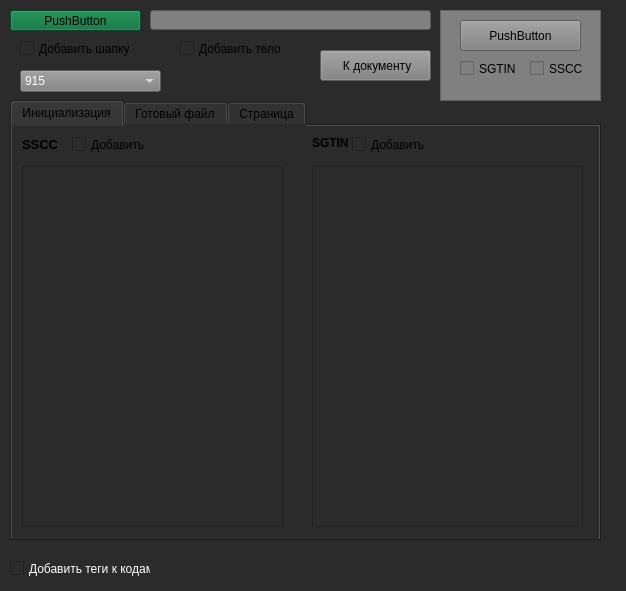
First picture: the form in untitled.ui, repository AlexPetrNick/tracehelp, before the edit.
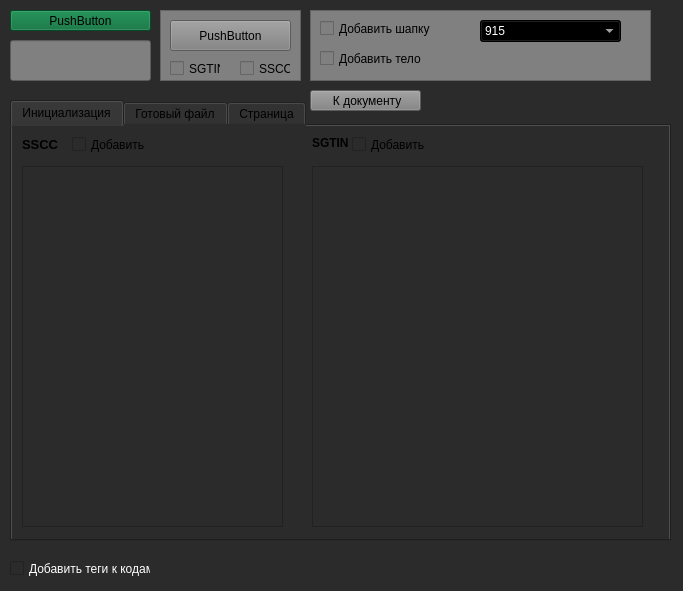
Second picture: the form after the edit.

```diff
--- a/untitled.ui
+++ b/untitled.ui
@@ -6,7 +6,7 @@
    <rect>
     <x>0</x>
     <y>0</y>
-    <width>626</width>
+    <width>683</width>
     <height>591</height>
    </rect>
   </property>
@@ -21,7 +21,7 @@
     <rect>
      <x>10</x>
      <y>10</y>
-     <width>131</width>
+     <width>141</width>
      <height>21</height>
     </rect>
    </property>
@@ -40,7 +40,7 @@
     <rect>
      <x>10</x>
      <y>100</y>
-     <width>591</width>
+     <width>661</width>
      <height>441</height>
     </rect>
    </property>
@@ -69,7 +69,7 @@
       <rect>
        <x>300</x>
        <y>40</y>
-       <width>271</width>
+       <width>331</width>
        <height>361</height>
       </rect>
      </property>
@@ -178,15 +178,19 @@
   <widget class="QFrame" name="frame">
    <property name="geometry">
     <rect>
-     <x>440</x>
+     <x>160</x>
      <y>10</y>
-     <width>161</width>
-     <height>91</height>
+     <width>141</width>
+     <height>71</height>
     </rect>
    </property>
    <property name="styleSheet">
-    <string notr="true">QWidget {
+    <string notr="true">QFrame {
 	background-color: gray;
+}
+QFrame:hover {
+	background-color: gray;
+	border: 1px solid green;
 }</string>
    </property>
    <property name="frameShape">
@@ -198,12 +202,15 @@
    <widget class="QPushButton" name="pushButton_2">
     <property name="geometry">
      <rect>
-      <x>20</x>
+      <x>10</x>
       <y>10</y>
       <width>121</width>
       <height>31</height>
      </rect>
     </property>
+    <property name="styleSheet">
+     <string notr="true">background-color: gray;</string>
+    </property>
     <property name="text">
      <string>PushButton</string>
     </property>
@@ -211,12 +218,15 @@
    <widget class="QCheckBox" name="checkBox">
     <property name="geometry">
      <rect>
-      <x>20</x>
+      <x>10</x>
       <y>50</y>
-      <width>70</width>
+      <width>51</width>
       <height>17</height>
      </rect>
     </property>
+    <property name="styleSheet">
+     <string notr="true">background-color: gray;</string>
+    </property>
     <property name="text">
      <string>SGTIN</string>
     </property>
@@ -224,12 +234,15 @@
    <widget class="QCheckBox" name="checkBox_2">
     <property name="geometry">
      <rect>
-      <x>90</x>
+      <x>80</x>
       <y>50</y>
-      <width>70</width>
+      <width>51</width>
       <height>17</height>
      </rect>
     </property>
+    <property name="styleSheet">
+     <string notr="true">background-color: gray;</string>
+    </property>
     <property name="text">
      <string>SSCC</string>
     </property>
@@ -238,10 +251,10 @@
   <widget class="QLineEdit" name="lineEdit">
    <property name="geometry">
     <rect>
-     <x>150</x>
-     <y>10</y>
-     <width>281</width>
-     <height>20</height>
+     <x>10</x>
+     <y>40</y>
+     <width>141</width>
+     <height>41</height>
     </rect>
    </property>
    <property name="styleSheet">
@@ -250,15 +263,74 @@
 background-color: gray;</string>
    </property>
   </widget>
+  <widget class="QPushButton" name="pushButton_3">
+   <property name="geometry">
+    <rect>
+     <x>310</x>
+     <y>90</y>
+     <width>111</width>
+     <height>21</height>
+    </rect>
+   </property>
+   <property name="styleSheet">
+    <string notr="true">background-color: gray;</string>
+   </property>
+   <property name="text">
+    <string> К документу</string>
+   </property>
+  </widget>
+  <widget class="QCheckBox" name="checkBox_7">
+   <property name="geometry">
+    <rect>
+     <x>10</x>
+     <y>560</y>
+     <width>141</width>
+     <height>17</height>
+    </rect>
+   </property>
+   <property name="styleSheet">
+    <string notr="true">color: white;</string>
+   </property>
+   <property name="text">
+    <string>Добавить теги к кодам</string>
+   </property>
+  </widget>
+  <widget class="QFrame" name="frame_2">
+   <property name="geometry">
+    <rect>
+     <x>310</x>
+     <y>10</y>
+     <width>341</width>
+     <height>71</height>
+    </rect>
+   </property>
+   <property name="styleSheet">
+    <string notr="true">QFrame {
+	background-color: gray;
+}
+QFrame:hover {
+	background-color: gray;
+	border: 1px solid green;
+}</string>
+   </property>
+   <property name="frameShape">
+    <enum>QFrame::StyledPanel</enum>
+   </property>
+   <property name="frameShadow">
+    <enum>QFrame::Raised</enum>
+   </property>
   <widget class="QCheckBox" name="checkBox_3">
    <property name="geometry">
     <rect>
-     <x>20</x>
-     <y>40</y>
+      <x>10</x>
+      <y>10</y>
      <width>141</width>
      <height>17</height>
     </rect>
    </property>
+    <property name="styleSheet">
+     <string notr="true">background-color: gray;</string>
+    </property>
    <property name="text">
     <string>Добавить шапку</string>
    </property>
@@ -266,14 +338,14 @@
   <widget class="QComboBox" name="comboBox">
    <property name="geometry">
     <rect>
-     <x>20</x>
-     <y>70</y>
+      <x>170</x>
+      <y>10</y>
      <width>141</width>
      <height>22</height>
     </rect>
    </property>
    <property name="styleSheet">
-    <string notr="true">background-color: gray;
+     <string notr="true">background-color: black;
 color: white;</string>
    </property>
    <item>
@@ -300,47 +372,19 @@
   <widget class="QCheckBox" name="checkBox_4">
    <property name="geometry">
     <rect>
-     <x>180</x>
+      <x>10</x>
      <y>40</y>
      <width>121</width>
      <height>17</height>
     </rect>
    </property>
+    <property name="styleSheet">
+     <string notr="true">background-color: gray;</string>
+    </property>
    <property name="text">
     <string>Добавить тело</string>
    </property>
   </widget>
-  <widget class="QPushButton" name="pushButton_3">
-   <property name="geometry">
-    <rect>
-     <x>320</x>
-     <y>50</y>
-     <width>111</width>
-     <height>31</height>
-    </rect>
-   </property>
-   <property name="styleSheet">
-    <string notr="true">background-color: gray;</string>
-   </property>
-   <property name="text">
-    <string> К документу</string>
-   </property>
-  </widget>
-  <widget class="QCheckBox" name="checkBox_7">
-   <property name="geometry">
-    <rect>
-     <x>10</x>
-     <y>560</y>
-     <width>141</width>
-     <height>17</height>
-    </rect>
-   </property>
-   <property name="styleSheet">
-    <string notr="true">color: white;</string>
-   </property>
-   <property name="text">
-    <string>Добавить теги к кодам</string>
-   </property>
   </widget>
  </widget>
  <resources/>
```
Lines whose indentation alone changed are shown as unchanged.
